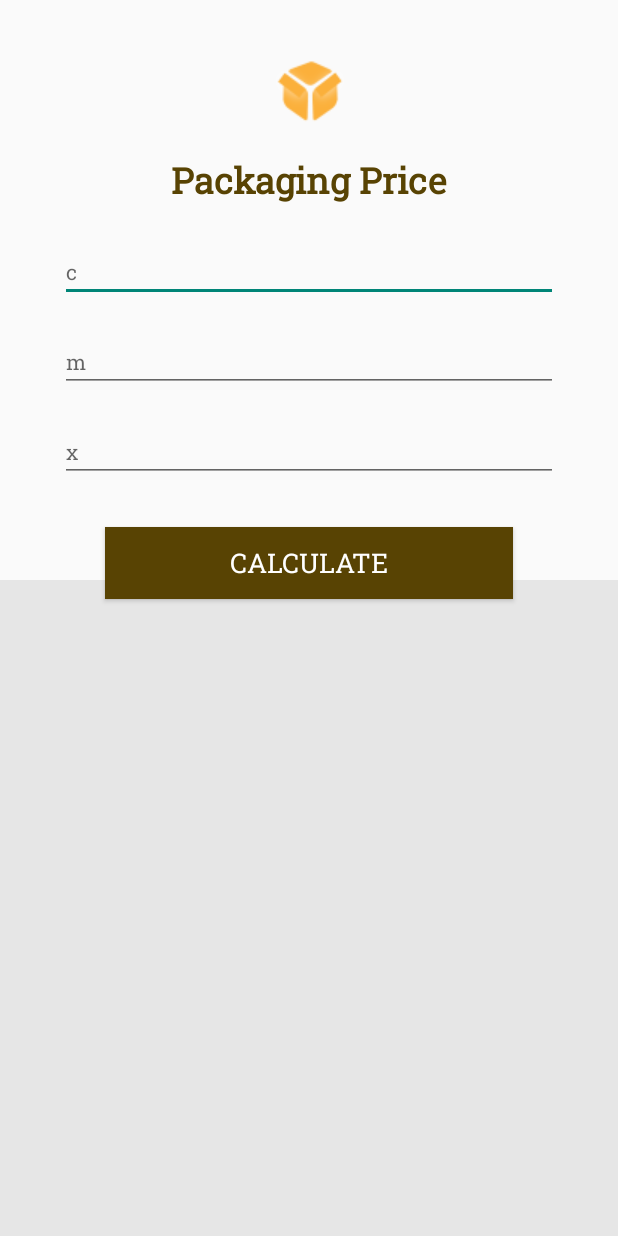
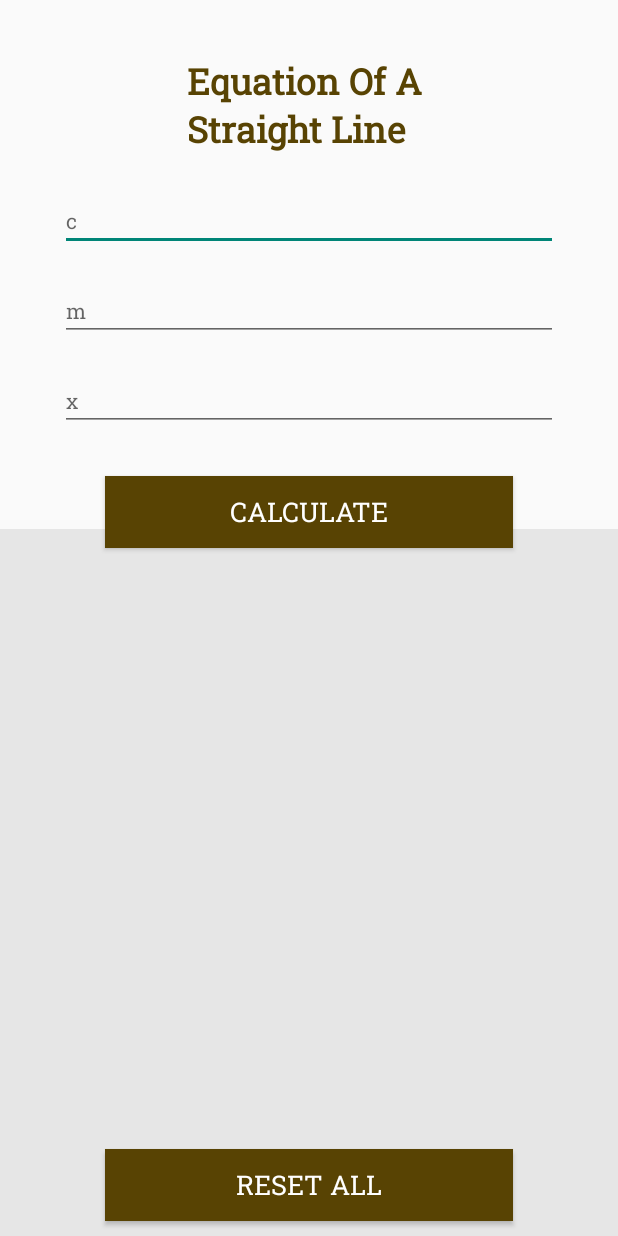
Before and after one commit to Barinder128/prediction_app_android, an Android app: the screen it shows after launch (MainActivity), on a phone screen of 412 x 824 dp. Run offline under Robolectric (Android 15) with nearby library versions, the phone set to English and light mode, and no system bars.

Commit message:
Update icon name

```diff
--- a/app/src/main/AndroidManifest.xml
+++ b/app/src/main/AndroidManifest.xml
@@ -5,7 +5,7 @@
     <application
         android:allowBackup="true"
         android:icon="@mipmap/ic_launcher"
-        android:label="Packaging Price"
+        android:label="Prediction Model"
         android:roundIcon="@mipmap/ic_launcher_round"
         android:supportsRtl="true"
         android:theme="@style/Theme.AppCompat.Light.NoActionBar">
--- a/app/src/main/res/layout/activity_main.xml
+++ b/app/src/main/res/layout/activity_main.xml
@@ -22,7 +22,7 @@
         android:id="@+id/titleTextView"
         android:layout_width="wrap_content"
         android:layout_height="wrap_content"
-        android:layout_marginTop="30dp"
+        android:layout_marginTop="38dp"
         android:fontFamily="@font/roboto_slab"
         android:text="Equation Of A \nStraight Line"
         android:textAlignment="center"
--- a/app/src/main/res/layout/activity_main1.xml
+++ b/app/src/main/res/layout/activity_main1.xml
@@ -18,31 +18,38 @@
         app:layout_constraintStart_toStartOf="parent"
         app:layout_constraintTop_toBottomOf="@+id/xEditText" />
 
-    <ImageView
-        android:id="@+id/imageView2"
-        android:layout_width="wrap_content"
+    <Button
+        android:id="@+id/resetAllButton2"
+        android:layout_width="0dp"
         android:layout_height="wrap_content"
-        android:layout_marginTop="38dp"
+        android:layout_marginStart="70dp"
+        android:layout_marginEnd="70dp"
+        android:layout_marginBottom="10dp"
+        android:background="#584303"
+        android:fontFamily="@font/roboto_slab"
+        android:onClick="restAll"
+        android:text="RESET ALL"
+        android:textColor="@android:color/background_light"
+        android:textSize="18sp"
+        app:layout_constraintBottom_toBottomOf="parent"
         app:layout_constraintEnd_toEndOf="parent"
-        app:layout_constraintHorizontal_bias="0.5"
-        app:layout_constraintStart_toStartOf="parent"
-        app:layout_constraintTop_toTopOf="parent"
-        app:srcCompat="@drawable/packaging_logo_sm" />
+        app:layout_constraintHorizontal_bias="0.0"
+        app:layout_constraintStart_toStartOf="parent" />
 
     <TextView
         android:id="@+id/titleTextView"
         android:layout_width="wrap_content"
         android:layout_height="wrap_content"
-        android:layout_marginTop="20dp"
+        android:layout_marginTop="38dp"
         android:fontFamily="@font/roboto_slab"
-        android:text="Packaging Price"
+        android:text="Equation Of A \nStraight Line"
         android:textColor="#584303"
         android:textSize="24sp"
         android:textStyle="bold"
         app:layout_constraintEnd_toEndOf="parent"
         app:layout_constraintHorizontal_bias="0.5"
         app:layout_constraintStart_toStartOf="parent"
-        app:layout_constraintTop_toBottomOf="@+id/imageView2" />
+        app:layout_constraintTop_toTopOf="parent" />
 
     <EditText
         android:id="@+id/cEditText"
@@ -124,10 +131,9 @@
         android:layout_width="wrap_content"
         android:layout_height="wrap_content"
         android:layout_marginTop="30dp"
-        android:layout_marginBottom="30dp"
         android:fontFamily="@font/roboto_slab"
         android:textSize="21sp"
-        app:layout_constraintBottom_toBottomOf="@+id/view2"
+        app:layout_constraintBottom_toTopOf="@+id/resetAllButton2"
         app:layout_constraintEnd_toEndOf="parent"
         app:layout_constraintStart_toStartOf="parent"
         app:layout_constraintTop_toBottomOf="@+id/submitButton" />
```
